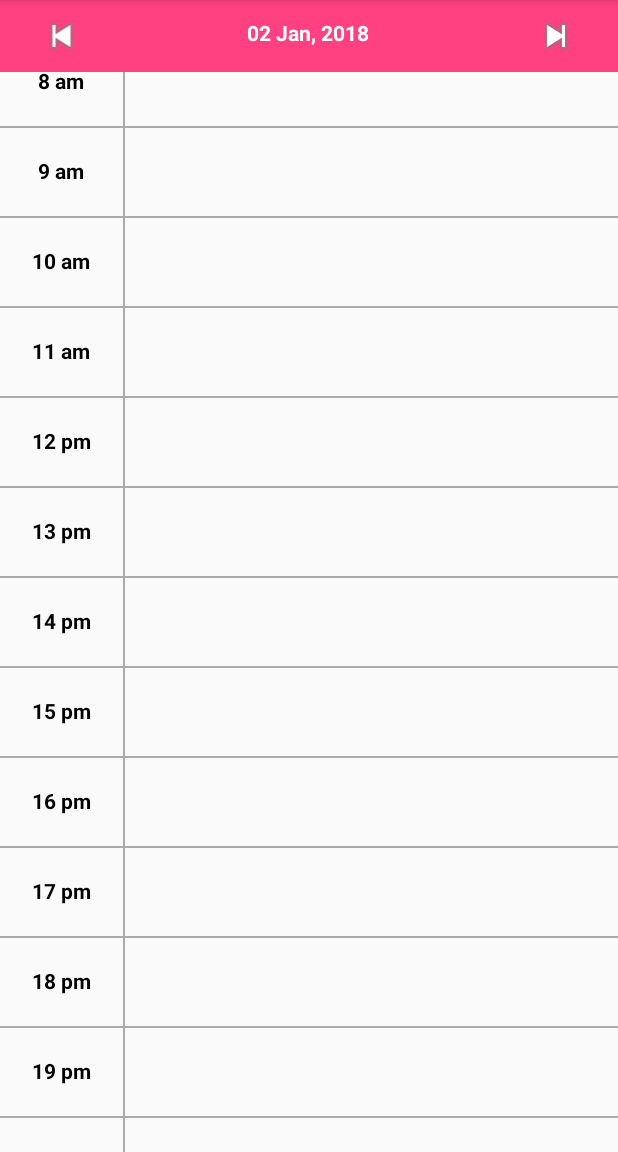
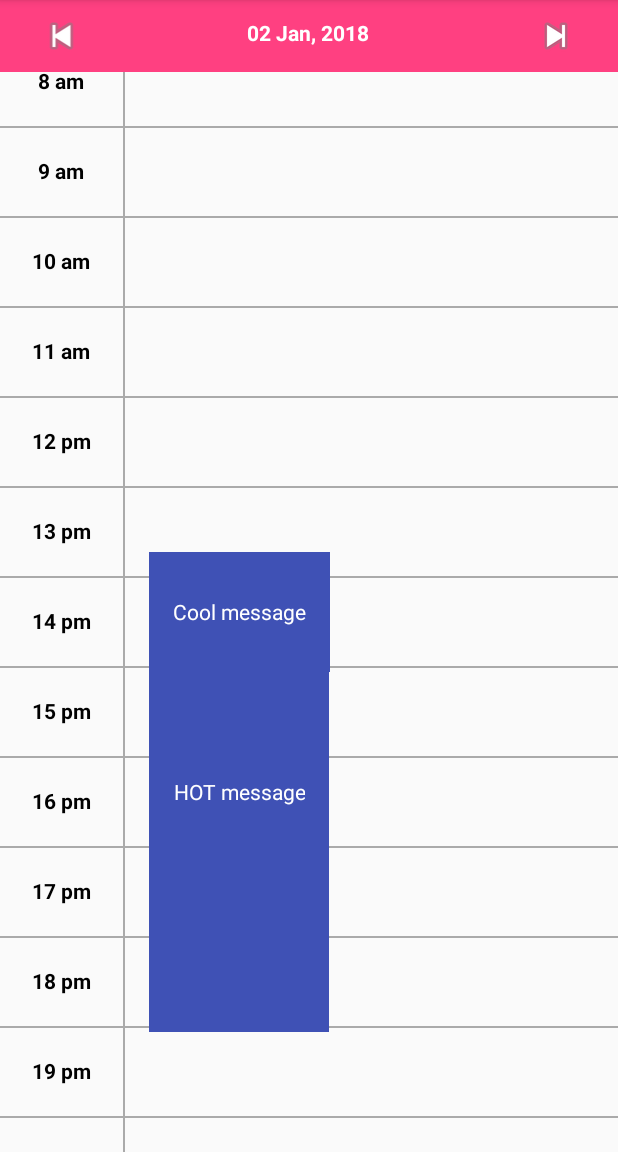
Before and after one commit to janpatrix/DailyDiary, an Android app: the screen it shows after launch (CalendarActivity), scrolled down 504 dp, on a phone screen of 412 x 824 dp, the part 84-1236 px from its top. Run offline under Robolectric (Android 15) with nearby library versions, the phone set to English and light mode, and no system bars.

Commit message:
First working version

```diff
--- a/app/src/main/java/com/example/janpatrix/dailydiary/Activities/CalendarActivity.java
+++ b/app/src/main/java/com/example/janpatrix/dailydiary/Activities/CalendarActivity.java
@@ -1,9 +1,12 @@
 package com.example.janpatrix.dailydiary.Activities;
 
+import android.graphics.Color;
 import android.os.Bundle;
 import android.support.v7.app.AppCompatActivity;
+import android.util.Log;
 import android.view.View;
 import android.widget.ImageView;
+import android.widget.LinearLayout;
 import android.widget.RelativeLayout;
 import android.widget.TextView;
 
@@ -23,20 +26,29 @@ public class CalendarActivity extends AppCompatActivity {
     private ImageView nextDay;
     private TextView currentDate;
     private Calendar calendar = Calendar.getInstance();
+    private Calendar eventCalendar = Calendar.getInstance();
     private RelativeLayout mLayout;
     private int eventIndex;
     private EventLab eventLab;
     private EventObject event1;
+    private EventObject event2;
 
     @Override
     protected void onCreate(Bundle savedInstanceState) {
         super.onCreate(savedInstanceState);
         setContentView(R.layout.activity_calendar);
 
+        eventCalendar.add(Calendar.HOUR_OF_DAY, 1);
         eventLab = EventLab.get(this);
-        event1 = new EventObject(1, "Cool message", calendar.getTime(), calendar.getTime());
+        event1 = new EventObject(1, "Cool message", calendar.getTime(), eventCalendar.getTime());
+
+        eventCalendar.add(Calendar.HOUR_OF_DAY, 3);
+
+        event2 = new EventObject(2, "HOT message", calendar.getTime(), eventCalendar.getTime());
 
         eventLab.addEvent(event1);
+        eventLab.addEvent(event2);
+
         mLayout = findViewById(R.id.left_event_column);
         eventIndex = mLayout.getChildCount();
         currentDate = findViewById(R.id.display_current_date);
@@ -87,6 +99,50 @@ public class CalendarActivity extends AppCompatActivity {
         List<EventObject> dailyEvents = eventLab.getEvents();
         for(EventObject event : dailyEvents){
             Date eventDate = event.getDate();
+            Date endDate = event.getEnd();
+            String eventMessage = event.getMessage();
+            int eventBlockHeight = getEventTimeFrame(eventDate, endDate);
+            Log.d("TEST", "Height " + eventBlockHeight);
+            displayEventSection(eventDate, eventBlockHeight, eventMessage);
         }
     }
+
+    private int getEventTimeFrame(Date start, Date end){
+        long timeDifference = end.getTime() - start.getTime();
+        Calendar mCal = Calendar.getInstance();
+        mCal.setTimeInMillis(timeDifference);
+        int hours = mCal.get(Calendar.HOUR);
+        int minutes = mCal.get(Calendar.MINUTE);
+
+        return (hours * 60) + ((minutes * 60) / 100);
+    }
+
+    private void displayEventSection(Date eventDate, int height, String message){
+        SimpleDateFormat timeFormatter = new SimpleDateFormat("HH:mm", Locale.ENGLISH);
+        String displayValue = timeFormatter.format(eventDate);
+        String[]hourMinutes = displayValue.split(":");
+        int hours = Integer.parseInt(hourMinutes[0]);
+        int minutes = Integer.parseInt(hourMinutes[1]);
+        Log.d("Test", "Hour value " + hours);
+        Log.d("Test", "Minutes value " + minutes);
+        int topViewMargin = (hours * 60) + ((minutes * 60) / 100);
+        Log.d("Test", "Margin top " + topViewMargin);
+        createEventView(topViewMargin,height, message);
+    }
+
+    private void createEventView(int topMargin, int height, String message){
+        TextView mEventView = new TextView(CalendarActivity.this);
+        RelativeLayout.LayoutParams lParam = new RelativeLayout.LayoutParams(LinearLayout.LayoutParams.WRAP_CONTENT, LinearLayout.LayoutParams.WRAP_CONTENT);
+        lParam.addRule(RelativeLayout.ALIGN_PARENT_TOP);
+        lParam.topMargin = topMargin * 2;
+        lParam.leftMargin = 24;
+        mEventView.setLayoutParams(lParam);
+        mEventView.setPadding(24, 0, 24, 0);
+        mEventView.setHeight(height * 2);
+        mEventView.setGravity(0x11);
+        mEventView.setTextColor(Color.parseColor("#ffffff"));
+        mEventView.setText(message);
+        mEventView.setBackgroundColor(Color.parseColor("#3F51B5"));
+        mLayout.addView(mEventView, eventIndex - 1);
+    }
 }
```
